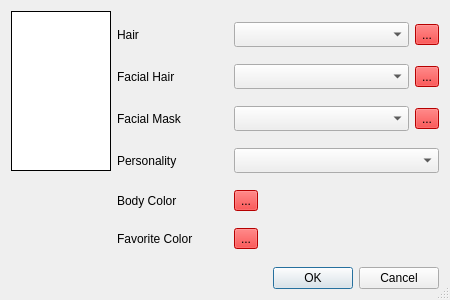
Qt form starcheat/templates/Appearance.ui (wizzomafizzo/starcheat) before a commit.
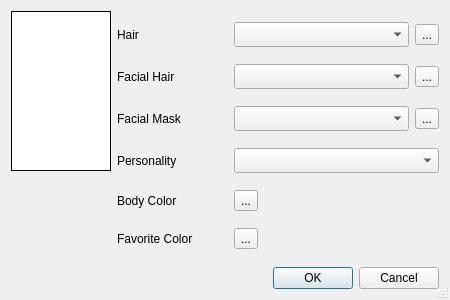
The same form after that commit. Icons and pictures are not drawn.

Commit message:
Added icon to window icon and about dialog
Does that window icon look okay on windows? (and mac?)

The edit to the form file:
```diff
--- a/starcheat/templates/Appearance.ui
+++ b/starcheat/templates/Appearance.ui
@@ -92,9 +92,6 @@
        </item>
        <item>
         <widget class="QToolButton" name="hair_color">
-         <property name="styleSheet">
-          <string notr="true">background-color: red;</string>
-         </property>
          <property name="text">
           <string>...</string>
          </property>
@@ -127,9 +124,6 @@
        </item>
        <item>
         <widget class="QToolButton" name="hair_type_color">
-         <property name="styleSheet">
-          <string notr="true">background-color: red;</string>
-         </property>
          <property name="text">
           <string>...</string>
          </property>
@@ -162,9 +156,6 @@
        </item>
        <item>
         <widget class="QToolButton" name="facial_mask_color">
-         <property name="styleSheet">
-          <string notr="true">background-color: red;</string>
-         </property>
          <property name="text">
           <string>...</string>
          </property>
@@ -202,9 +193,6 @@
      </item>
      <item row="4" column="1">
       <widget class="QToolButton" name="body_color">
-       <property name="styleSheet">
-        <string notr="true">background-color: red;</string>
-       </property>
        <property name="text">
         <string>...</string>
        </property>
@@ -223,9 +211,6 @@
      </item>
      <item row="5" column="1">
       <widget class="QToolButton" name="favorite_color">
-       <property name="styleSheet">
-        <string notr="true">background-color: red;</string>
-       </property>
        <property name="text">
         <string>...</string>
        </property>
```
The commit also changes 3 other files.
